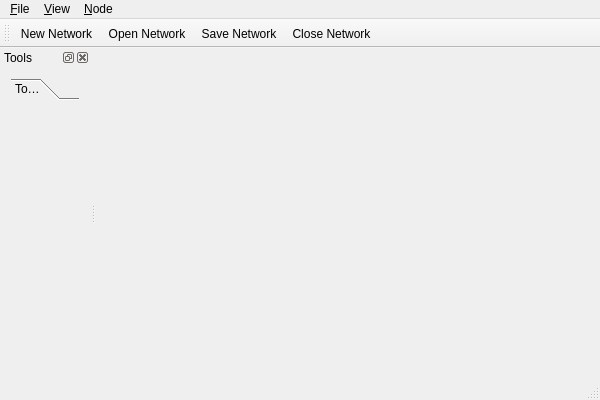
Before: the Qt Designer form src/neurolab/mainwindow.ui in chalcolith/neurolab, drawn with Qt 5.
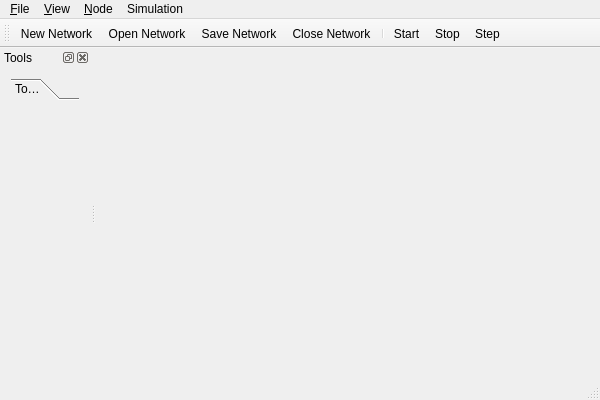
After: the same form once the commit is applied.

```diff
--- a/src/neurolab/mainwindow.ui
+++ b/src/neurolab/mainwindow.ui
@@ -20,7 +20,7 @@
      <x>0</x>
      <y>0</y>
      <width>600</width>
-     <height>18</height>
+     <height>20</height>
     </rect>
    </property>
    <widget class="QMenu" name="menu_File">
@@ -49,10 +49,22 @@
     <addaction name="actionNew_Inhibitory_Link"/>
     <addaction name="separator"/>
     <addaction name="action_Delete"/>
+    <addaction name="separator"/>
+    <addaction name="actionActivate"/>
+    <addaction name="actionDeactivate"/>
+   </widget>
+   <widget class="QMenu" name="menuSimulation">
+    <property name="title">
+     <string>Simulation</string>
+    </property>
+    <addaction name="actionStart"/>
+    <addaction name="actionStop"/>
+    <addaction name="actionStep"/>
    </widget>
    <addaction name="menu_File"/>
    <addaction name="menu_View"/>
    <addaction name="menuItem"/>
+   <addaction name="menuSimulation"/>
   </widget>
   <widget class="QToolBar" name="mainToolBar">
    <attribute name="toolBarArea">
@@ -65,6 +77,10 @@
    <addaction name="action_Open"/>
    <addaction name="action_Save"/>
    <addaction name="action_Close"/>
+   <addaction name="separator"/>
+   <addaction name="actionStart"/>
+   <addaction name="actionStop"/>
+   <addaction name="actionStep"/>
   </widget>
   <widget class="QStatusBar" name="statusBar"/>
   <widget class="QDockWidget" name="sidebarDockWidget">
@@ -179,6 +195,36 @@
     <string>New No&amp;de</string>
    </property>
   </action>
+  <action name="actionLabel">
+   <property name="text">
+    <string>Label</string>
+   </property>
+  </action>
+  <action name="actionActivate">
+   <property name="text">
+    <string>Activate</string>
+   </property>
+  </action>
+  <action name="actionDeactivate">
+   <property name="text">
+    <string>Deactivate</string>
+   </property>
+  </action>
+  <action name="actionStart">
+   <property name="text">
+    <string>Start</string>
+   </property>
+  </action>
+  <action name="actionStop">
+   <property name="text">
+    <string>Stop</string>
+   </property>
+  </action>
+  <action name="actionStep">
+   <property name="text">
+    <string>Step</string>
+   </property>
+  </action>
  </widget>
  <layoutdefault spacing="6" margin="11"/>
  <resources/>
```
Left out of the diff: 5 changed lines with no effect on the pictures.
